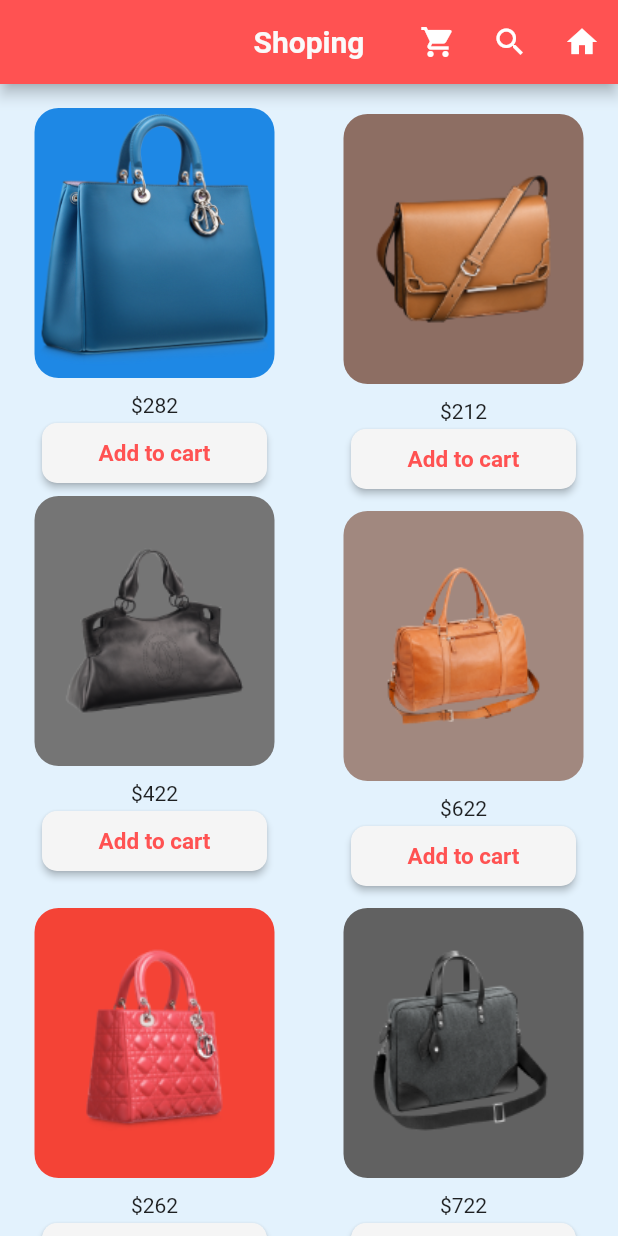
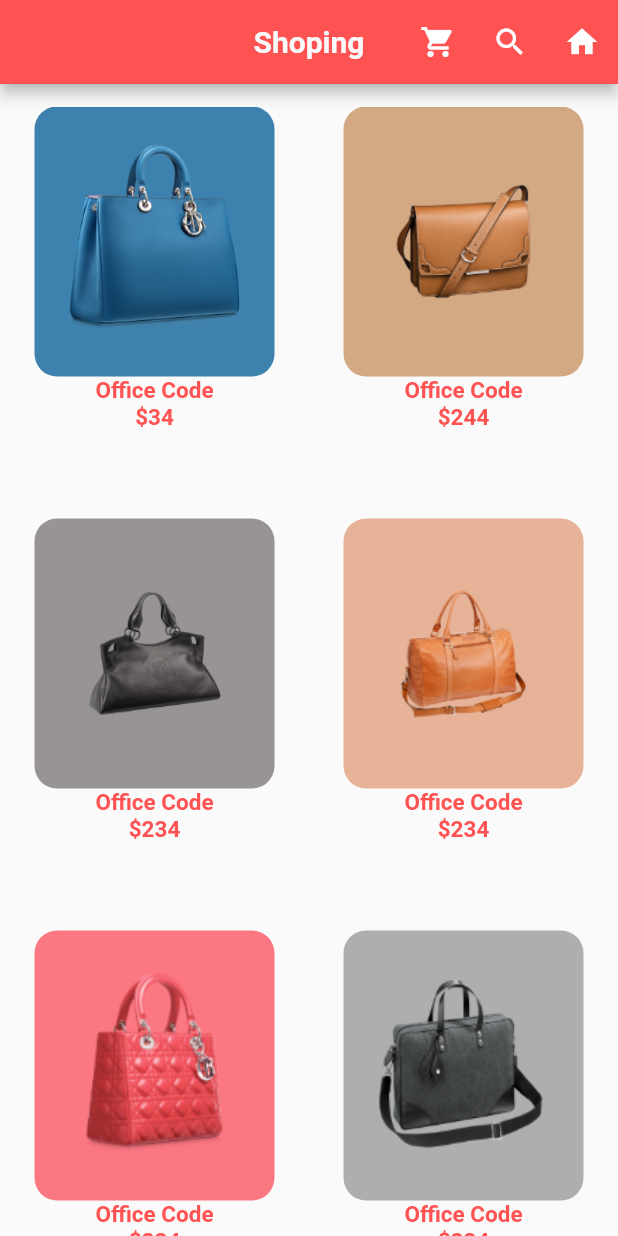
Before and after one commit to mosaber7/Software2_project_flutter, a Flutter app: the Shoppage screen opened directly, on a phone screen of 412 x 824 dp. Run offline on Flutter 3.47's test engine with Material 2 defaults, Android fonts, the phone set to English and light mode, and no system bars.

```diff
--- a/software2_project/lib/cartpage.dart
+++ b/software2_project/lib/cartpage.dart
@@ -1,14 +1,10 @@
 import 'package:flutter/material.dart';
-import 'package:software2_project/productcard.dart';
+import 'package:software2_project/product.dart';
+import 'package:software2_project/shoppage.dart';
 
-class Cartpage extends StatefulWidget {
-  @override
-  _CartpageState createState() => _CartpageState();
-}
-
-class _CartpageState extends State<Cartpage> {
-  Productcard productcard = new Productcard();
-
+class Cartpage extends StatelessWidget {
+  final int i;
+  Cartpage(this.i);
   @override
   Widget build(BuildContext context) {
     return Scaffold(
@@ -23,8 +19,46 @@ class _CartpageState extends State<Cartpage> {
           ),
           centerTitle: true,
         ),
-      body: Column(children: [Text('hello'), productcard.getitem()]),
-      backgroundColor: Colors.blue[50],
+        body: Build_CartPage_body(i: i));
+  }
+}
+
+class Build_CartPage_body extends StatelessWidget {
+  final int i;
+  Build_CartPage_body({
+    Key key,
+    @required this.i,
+  }) : super(key: key);
+
+  @override
+  Widget build(BuildContext context) {
+    if (i == -1) {
+      return Column(
+        children: <Widget>[
+          Text('you have not added anything yet!',
+              style: TextStyle(
+                fontWeight: FontWeight.bold,
+                color: Colors.grey[50],
+                fontSize: 20,
+              ))
+        ],
+      );
+    } else {
+      return Column(
+        children: [
+          SizedBox(
+            height: 15,
+          ),
+          Expanded(
+            child: GridView.builder(
+              itemCount: p.length,
+              gridDelegate: SliverGridDelegateWithFixedCrossAxisCount(
+                  crossAxisCount: 2, childAspectRatio: 0.75),
+              itemBuilder: (context, index) => ItemScreen(p: p[index]),
+            ),
+          ),
+        ],
       );
     }
   }
+}
--- a/software2_project/lib/descriptionpage.dart
+++ /dev/null
@@ -1,8 +0,0 @@
-import 'package:flutter/material.dart';
-
-class Descriptionpage extends StatelessWidget {
-  @override
-  Widget build(BuildContext context) {
-    return Scaffold();
-  }
-}
--- /dev/null
+++ b/software2_project/lib/product.dart
@@ -0,0 +1,61 @@
+import 'package:flutter/material.dart';
+
+class Product {
+  final String image, title;
+  final int price, size, id;
+  final Color color;
+  Product({
+    this.id,
+    this.image,
+    this.title,
+    this.price,
+    this.size,
+    this.color,
+  });
+}
+
+List<Product> products = [
+  Product(
+      id: 1,
+      title: "Office Code",
+      price: 34,
+      size: 12,
+      image: "assets/bag_1.png",
+      color: Color(0xFF3D82AE)),
+  Product(
+      id: 2,
+      title: "Belt Bag",
+      price: 244,
+      size: 8,
+      image: "assets/bag_2.png",
+      color: Color(0xFFD3A984)),
+  Product(
+      id: 3,
+      title: "Hang Top",
+      price: 234,
+      size: 10,
+      image: "assets/bag_3.png",
+      color: Color(0xFF989493)),
+  Product(
+      id: 4,
+      title: "Old Fashion",
+      price: 234,
+      size: 11,
+      image: "assets/bag_4.png",
+      color: Color(0xFFE6B398)),
+  Product(
+      id: 5,
+      title: "Office Code",
+      price: 234,
+      size: 12,
+      image: "assets/bag_5.png",
+      color: Color(0xFFFB7883)),
+  Product(
+    id: 6,
+    title: "Office Code",
+    price: 234,
+    size: 12,
+    image: "assets/bag_6.png",
+    color: Color(0xFFAEAEAE),
+  ),
+];
--- a/software2_project/lib/productcard.dart
+++ /dev/null
@@ -1,112 +0,0 @@
-import 'package:flutter/material.dart';
-
-class Productcard {
-  Productcard() {}
-  static Column myitem;
-  void addtomycart(int i) {
-    myitem = product[i];
-  }
-
-  Column getitem() {
-    return myitem;
-  }
-
-  Column getproduct(int index) {
-    return product[index];
-  }
-
-  List<Column> product = [
-    Column(
-      mainAxisAlignment: MainAxisAlignment.center,
-      children: <Widget>[
-        SizedBox(
-          height: 16,
-        ),
-        Container(
-          margin: EdgeInsets.fromLTRB(10, 0, 10, 10),
-          height: 180,
-          width: 160,
-          child: Image.asset('assets/bag_1.png'),
-          decoration: BoxDecoration(
-              color: Colors.blue[600], borderRadius: BorderRadius.circular(16)),
-        ),
-        Text('\$282'),
-      ],
-    ),
-    Column(
-      mainAxisAlignment: MainAxisAlignment.center,
-      children: <Widget>[
-        SizedBox(
-          height: 10,
-        ),
-        Container(
-          margin: EdgeInsets.fromLTRB(10, 10, 10, 10),
-          height: 180,
-          width: 160,
-          child: Image.asset('assets/bag_2.png'),
-          decoration: BoxDecoration(
-              color: Colors.brown[400],
-              borderRadius: BorderRadius.circular(16)),
-        ),
-        Text('\$212'),
-      ],
-    ),
-    Column(
-      mainAxisAlignment: MainAxisAlignment.center,
-      children: <Widget>[
-        Container(
-          margin: EdgeInsets.fromLTRB(10, 0, 10, 10),
-          height: 180,
-          width: 160,
-          child: Image.asset('assets/bag_3.png'),
-          decoration: BoxDecoration(
-              color: Colors.grey[600], borderRadius: BorderRadius.circular(16)),
-        ),
-        Text('\$422'),
-      ],
-    ),
-    Column(
-      mainAxisAlignment: MainAxisAlignment.center,
-      children: <Widget>[
-        Container(
-          margin: EdgeInsets.fromLTRB(10, 10, 10, 10),
-          height: 180,
-          width: 160,
-          child: Image.asset('assets/bag_4.png'),
-          decoration: BoxDecoration(
-              color: Colors.brown[300],
-              borderRadius: BorderRadius.circular(16)),
-        ),
-        Text('\$622'),
-      ],
-    ),
-    Column(
-      mainAxisAlignment: MainAxisAlignment.center,
-      children: <Widget>[
-        Container(
-          margin: EdgeInsets.fromLTRB(10, 0, 10, 10),
-          height: 180,
-          width: 160,
-          child: Image.asset('assets/bag_5.png'),
-          decoration: BoxDecoration(
-              color: Colors.red[500], borderRadius: BorderRadius.circular(16)),
-        ),
-        Text('\$262'),
-      ],
-    ),
-    Column(
-      mainAxisAlignment: MainAxisAlignment.center,
-      children: <Widget>[
-        Container(
-          margin: EdgeInsets.fromLTRB(10, 0, 10, 10),
-          height: 180,
-          width: 160,
-          child: Image.asset('assets/bag_6.png'),
-          decoration: BoxDecoration(
-              color: Colors.grey[700], borderRadius: BorderRadius.circular(16)),
-        ),
-        Text('\$722'),
-      ],
-    ),
-  ];
-}
--- a/software2_project/lib/shoppage.dart
+++ b/software2_project/lib/shoppage.dart
@@ -1,7 +1,7 @@
 import 'package:flutter/material.dart';
 import 'package:software2_project/cartpage.dart';
 import 'package:software2_project/homepage.dart';
-import 'package:software2_project/productcard.dart';
+import 'package:software2_project/product.dart';
 
 class Shoppage extends StatefulWidget {
   @override
@@ -9,50 +9,77 @@ class Shoppage extends StatefulWidget {
 }
 
 class _ShoppageState extends State<Shoppage> {
-  int number_of_items = 6;
-  Productcard productcard = new Productcard();
+  List<Product> myproducts;
   @override
   Widget build(BuildContext context) {
     return Scaffold(
         appBar: buildAppBar(context),
-      body: GridView.count(
-          crossAxisCount: 2,
-          childAspectRatio: 0.75,
-          children: List.generate(100, (index) {
-            return Column(
+        body: Column(
           children: [
-                productcard.getproduct(index % number_of_items),
-                ButtonTheme(
-                  minWidth: 150.0,
-                  height: 40.0,
-                  child: RaisedButton(
-                    onPressed: () {
-                      productcard.addtomycart(index);
-                      Navigator.push(context,
-                          MaterialPageRoute(builder: (context) => Cartpage()));
+            SizedBox(
+              height: 15,
+            ),
+            Expanded(
+              child: GridView.builder(
+                itemCount: products.length,
+                gridDelegate: SliverGridDelegateWithFixedCrossAxisCount(
+                    crossAxisCount: 2, childAspectRatio: 0.75),
+                itemBuilder: (context, index) => ItemScreen(
+                  p: products[index],
+                  onpress: () {
+                    myproducts.add(products[index]);
+                    Navigator.push(
+                        context,
+                        MaterialPageRoute(
+                            builder: (context) => Cartpage(index)));
                   },
-                    shape: RoundedRectangleBorder(
-                        borderRadius: BorderRadiusDirectional.circular(10)),
-                    color: Colors.grey[100],
-                    child: Text(
-                      'Add to cart',
+                ),
+              ),
+            ),
+          ],
+        ));
+  }
+}
+
+class ItemScreen extends StatelessWidget {
+  final Product p;
+  final Function onpress;
+  const ItemScreen({Key key, this.p, this.onpress}) : super(key: key);
+  @override
+  Widget build(BuildContext context) {
+    return GestureDetector(
+      onTap: onpress,
+      child: Column(
+        children: <Widget>[
+          Container(
+            padding: EdgeInsets.all(20),
+            height: 180,
+            width: 160,
+            decoration: BoxDecoration(
+                color: p.color, borderRadius: BorderRadius.circular(15)),
+            child: Image.asset(p.image),
+          ),
+          Text(
+            products[0].title,
             style: TextStyle(
               fontWeight: FontWeight.bold,
               color: Colors.redAccent[200],
               fontSize: 15,
             ),
           ),
+          Text(
+            "\$" + p.price.toString(),
+            style: TextStyle(
+              fontWeight: FontWeight.bold,
+              color: Colors.redAccent[200],
+              fontSize: 15,
             ),
           ),
         ],
-            );
-          })),
-      backgroundColor: Colors.blue[50],
+      ),
     );
   }
 }
-
-List<Column> items;
 
 AppBar buildAppBar(BuildContext context) {
   return AppBar(
```
Lines whose indentation alone changed are shown as unchanged.
